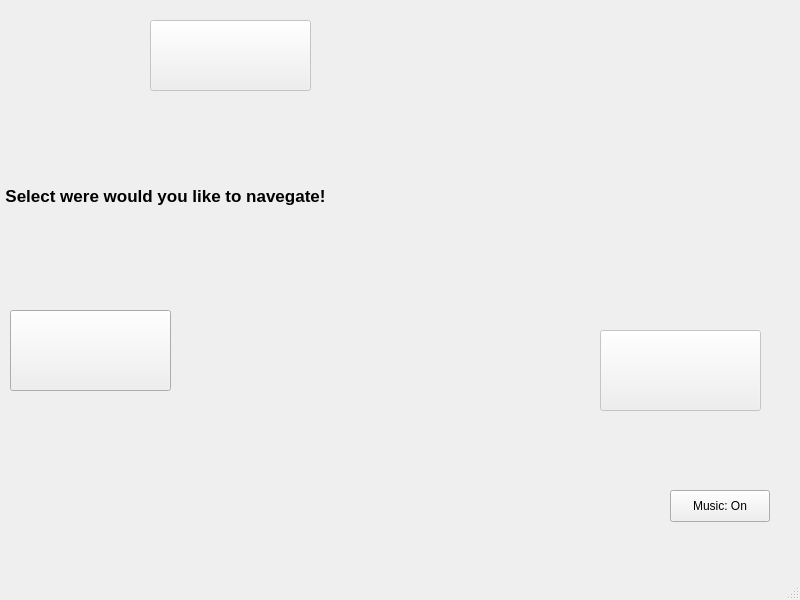
Qt form A8/view.ui (University-of-Utah-CS3505/a8-edu-app-xing-liu123) before a commit.
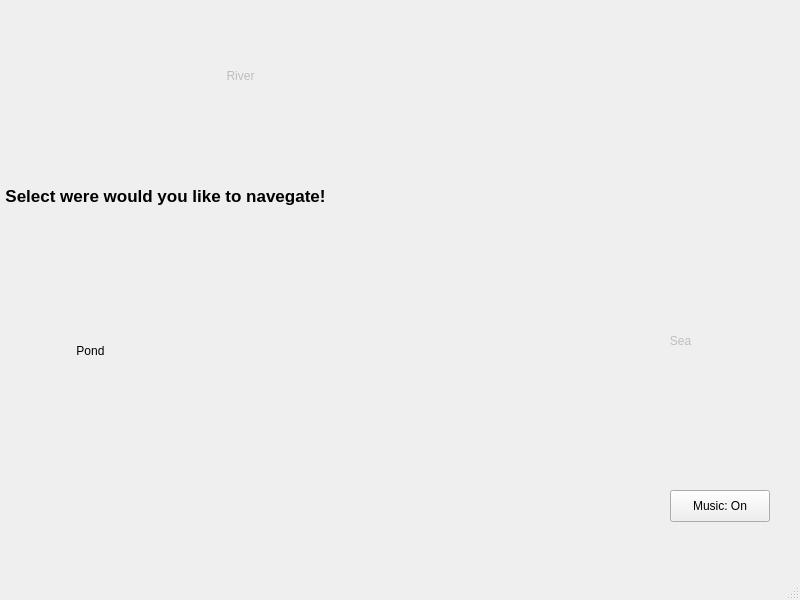
The same form after that commit.

Commit message: commit 12.7: fixed images for fishing location.

Patch:
```diff
--- a/A8/view.ui
+++ b/A8/view.ui
@@ -46,7 +46,10 @@
        </rect>
       </property>
       <property name="text">
-       <string/>
+       <string>Pond</string>
+      </property>
+      <property name="flat">
+       <bool>true</bool>
       </property>
      </widget>
      <widget class="QPushButton" name="smoothWaterButton">
@@ -55,14 +58,17 @@
       </property>
       <property name="geometry">
        <rect>
-        <x>150</x>
-        <y>20</y>
+        <x>160</x>
+        <y>40</y>
         <width>161</width>
         <height>71</height>
        </rect>
       </property>
       <property name="text">
-       <string/>
+       <string>River</string>
+      </property>
+      <property name="flat">
+       <bool>true</bool>
       </property>
      </widget>
      <widget class="QPushButton" name="saltWaterButton">
@@ -72,13 +78,16 @@
       <property name="geometry">
        <rect>
         <x>600</x>
-        <y>330</y>
+        <y>300</y>
         <width>161</width>
         <height>81</height>
        </rect>
       </property>
       <property name="text">
-       <string/>
+       <string>Sea</string>
+      </property>
+      <property name="flat">
+       <bool>true</bool>
       </property>
      </widget>
      <widget class="QLabel" name="label_3">
@@ -129,6 +138,45 @@
        <string/>
       </property>
      </widget>
+     <widget class="QLabel" name="riverLabel">
+      <property name="geometry">
+       <rect>
+        <x>150</x>
+        <y>30</y>
+        <width>181</width>
+        <height>91</height>
+       </rect>
+      </property>
+      <property name="text">
+       <string/>
+      </property>
+     </widget>
+     <widget class="QLabel" name="seaLabel">
+      <property name="geometry">
+       <rect>
+        <x>580</x>
+        <y>290</y>
+        <width>181</width>
+        <height>91</height>
+       </rect>
+      </property>
+      <property name="text">
+       <string/>
+      </property>
+     </widget>
+     <widget class="QLabel" name="pondLabel">
+      <property name="geometry">
+       <rect>
+        <x>0</x>
+        <y>300</y>
+        <width>181</width>
+        <height>91</height>
+       </rect>
+      </property>
+      <property name="text">
+       <string/>
+      </property>
+     </widget>
      <zorder>mainMenuBackgroundImageLabel</zorder>
      <zorder>freshWaterButton</zorder>
      <zorder>smoothWaterButton</zorder>
```
Left out of the diff: 9 changed lines with no effect on the pictures. The commit also changes 2 other files.
